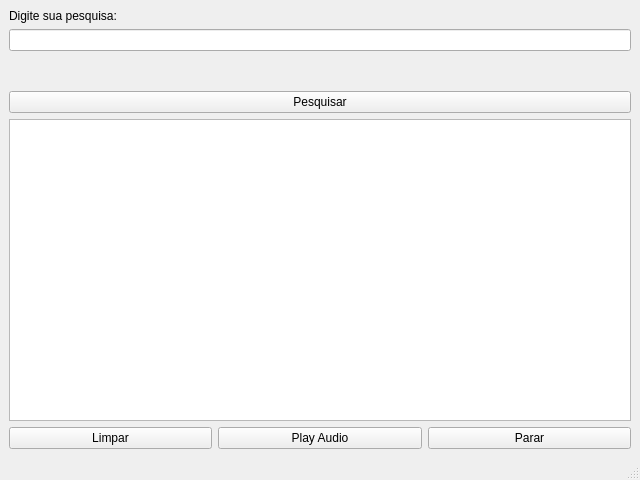
Qt form interfaceCGPT.ui (Fat83dotcom/APIChatGPT-GUI) before a commit.
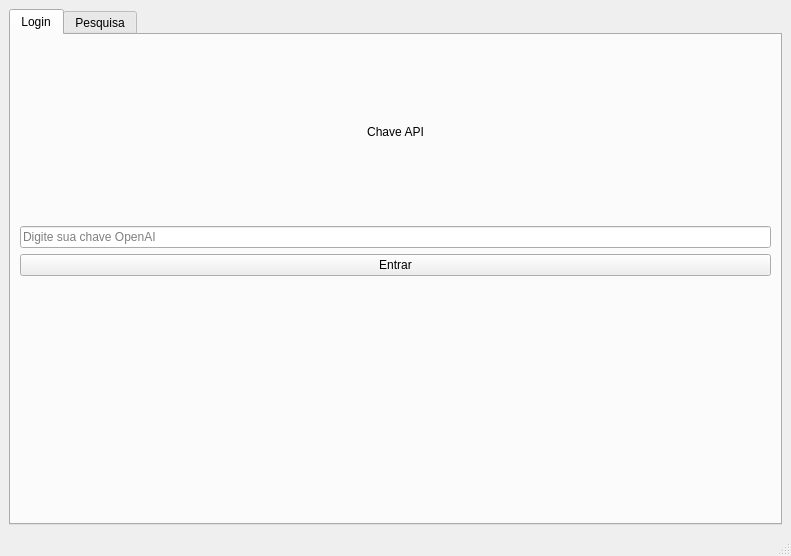
The same form after that commit.

Commit message: Correção flake8

Diff of the .ui file:
```diff
--- a/interfaceCGPT.ui
+++ b/interfaceCGPT.ui
@@ -6,8 +6,8 @@
    <rect>
     <x>0</x>
     <y>0</y>
-    <width>640</width>
-    <height>480</height>
+    <width>791</width>
+    <height>556</height>
    </rect>
   </property>
   <property name="windowTitle">
@@ -15,15 +15,78 @@
   </property>
   <widget class="QWidget" name="centralwidget">
    <layout class="QGridLayout" name="gridLayout_2">
+    <item row="1" column="0">
+     <widget class="QTabWidget" name="tabWidget">
+      <property name="currentIndex">
+       <number>0</number>
+      </property>
+      <widget class="QWidget" name="Login">
+       <attribute name="title">
+        <string>Login</string>
+       </attribute>
+       <layout class="QVBoxLayout" name="verticalLayout_2">
+        <item>
+         <layout class="QGridLayout" name="gridLayout_4">
+          <item row="0" column="0">
+           <widget class="QLabel" name="label_2">
+            <property name="text">
+             <string>Chave API</string>
+            </property>
+            <property name="alignment">
+             <set>Qt::AlignCenter</set>
+            </property>
+           </widget>
+          </item>
+          <item row="1" column="0">
+           <widget class="QLineEdit" name="entradaSenha">
+            <property name="focusPolicy">
+             <enum>Qt::StrongFocus</enum>
+            </property>
+            <property name="echoMode">
+             <enum>QLineEdit::Password</enum>
+            </property>
+            <property name="placeholderText">
+             <string>Digite sua chave OpenAI</string>
+            </property>
+            <property name="clearButtonEnabled">
+             <bool>true</bool>
+            </property>
+           </widget>
+          </item>
+          <item row="2" column="0">
+           <widget class="QPushButton" name="btnSenha">
+            <property name="text">
+             <string>Entrar</string>
+            </property>
+           </widget>
+          </item>
+         </layout>
+        </item>
+        <item>
+         <widget class="QLabel" name="label_3">
+          <property name="text">
+           <string/>
+          </property>
+          <property name="alignment">
+           <set>Qt::AlignCenter</set>
+          </property>
+         </widget>
+        </item>
+       </layout>
+      </widget>
+      <widget class="QWidget" name="Pesquisa">
+       <attribute name="title">
+        <string>Pesquisa</string>
+       </attribute>
+       <layout class="QVBoxLayout" name="verticalLayout">
+        <item>
+         <layout class="QGridLayout" name="gridLayout_3">
     <item row="0" column="0" colspan="3">
      <layout class="QGridLayout" name="gridLayout">
-      <item row="2" column="0">
-       <widget class="QLabel" name="resposta">
-        <property name="text">
-         <string>&lt;html&gt;&lt;head/&gt;&lt;body&gt;&lt;p align=&quot;justify&quot;&gt;&lt;br/&gt;&lt;/p&gt;&lt;/body&gt;&lt;/html&gt;</string>
-        </property>
-        <property name="alignment">
-         <set>Qt::AlignCenter</set>
+            <item row="1" column="0">
+             <widget class="QLineEdit" name="entradaUsuario">
+              <property name="clearButtonEnabled">
+               <bool>true</bool>
         </property>
        </widget>
       </item>
@@ -71,6 +134,12 @@
      </widget>
     </item>
    </layout>
+        </item>
+       </layout>
+      </widget>
+     </widget>
+    </item>
+   </layout>
   </widget>
   <widget class="QMenuBar" name="menubar">
    <property name="geometry">
```
Left out of the diff: 15 changed lines with no effect on the pictures. Lines whose indentation alone changed are shown as unchanged. The commit also changes 2 other files.
